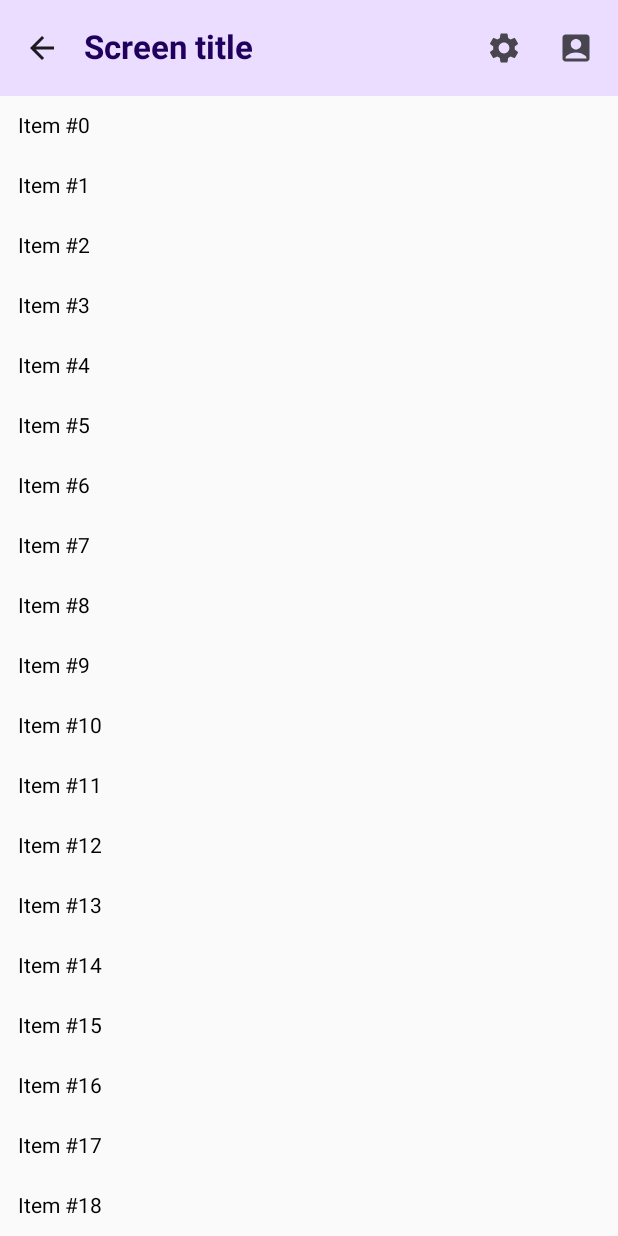
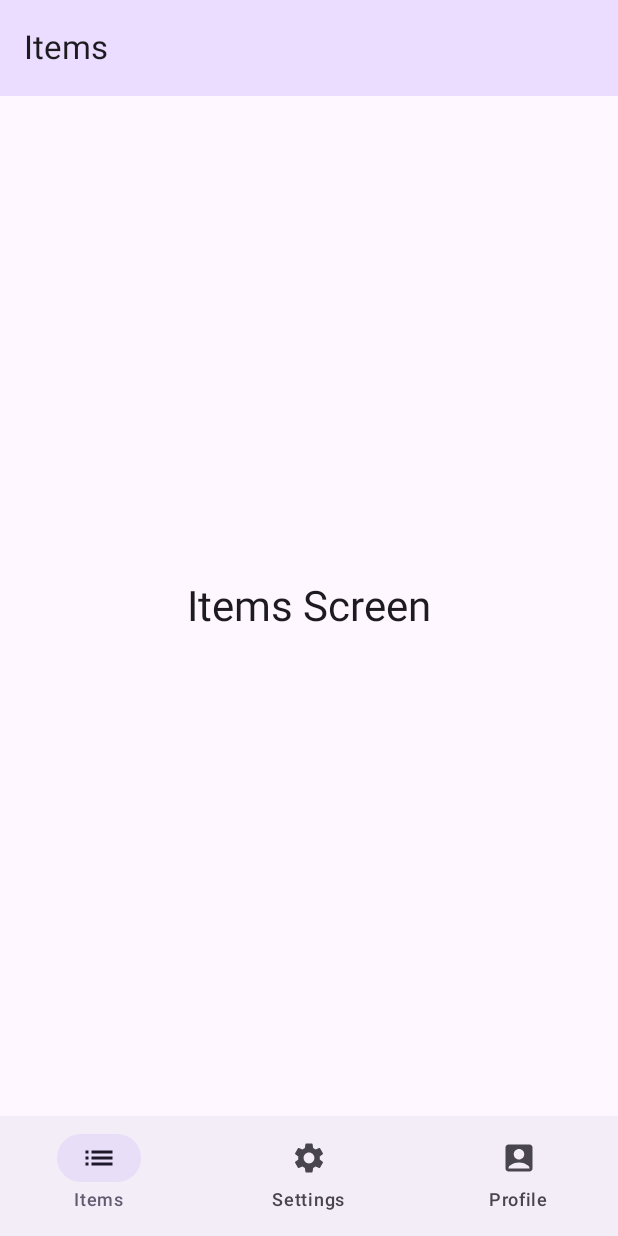
Before and after one commit to ValeraZPUA/ComposePractice, an Android app built with Jetpack Compose: the screen it shows after launch (ToolbarsActivity before the commit, BottomNavigationBarActivity after it), on a phone screen of 412 x 824 dp. Run offline under Robolectric (Android 15) with nearby library versions, the phone set to English and light mode, and no system bars.

Commit message:
bottom nav bar

```diff
--- a/app/src/main/AndroidManifest.xml
+++ b/app/src/main/AndroidManifest.xml
@@ -13,7 +13,7 @@
         android:theme="@style/Theme.ComposePractice"
         tools:targetApi="31">
         <activity
-            android:name=".ToolbarsActivity"
+            android:name=".BottomNavigationBarActivity"
             android:exported="true"
             android:label="@string/app_name"
             android:theme="@style/Theme.ComposePractice">
--- /dev/null
+++ b/app/src/main/java/com/example/composepractice/BottomNavigationBarActivity.kt
@@ -0,0 +1,160 @@
+@file:OptIn(ExperimentalMaterial3Api::class)
+
+package com.example.composepractice
+
+import android.os.Bundle
+import androidx.activity.ComponentActivity
+import androidx.activity.compose.setContent
+import androidx.activity.enableEdgeToEdge
+import androidx.compose.foundation.layout.Box
+import androidx.compose.foundation.layout.Column
+import androidx.compose.foundation.layout.fillMaxSize
+import androidx.compose.material.icons.Icons
+import androidx.compose.material.icons.filled.AccountBox
+import androidx.compose.material.icons.filled.List
+import androidx.compose.material.icons.filled.Person
+import androidx.compose.material.icons.filled.Settings
+import androidx.compose.material3.ExperimentalMaterial3Api
+import androidx.compose.material3.Icon
+import androidx.compose.material3.MaterialTheme
+import androidx.compose.material3.NavigationBar
+import androidx.compose.material3.NavigationBarItem
+import androidx.compose.material3.Surface
+import androidx.compose.material3.Text
+import androidx.compose.material3.TopAppBar
+import androidx.compose.material3.TopAppBarDefaults
+import androidx.compose.runtime.Composable
+import androidx.compose.runtime.getValue
+import androidx.compose.runtime.mutableStateOf
+import androidx.compose.runtime.remember
+import androidx.compose.runtime.setValue
+import androidx.compose.ui.Alignment
+import androidx.compose.ui.Modifier
+import androidx.compose.ui.graphics.vector.ImageVector
+import androidx.compose.ui.res.stringResource
+import androidx.compose.ui.tooling.preview.Preview
+import androidx.compose.ui.unit.dp
+import androidx.compose.ui.unit.sp
+
+enum class Tab(
+    val label: String,
+    val icon: ImageVector
+) {
+    Items("Items", Icons.Default.List),
+    Settings("Settings", Icons.Default.Settings),
+    Profile("Profile", Icons.Default.AccountBox)
+}
+
+class BottomNavigationBarActivity : ComponentActivity() {
+    override fun onCreate(savedInstanceState: Bundle?) {
+        super.onCreate(savedInstanceState)
+        setContent {
+            AppScreenBottomNavBar()
+        }
+    }
+}
+
+@Composable
+@Preview(showSystemUi = true)
+fun AppScreenBottomNavBar() {
+    var currentTab by remember {
+        mutableStateOf(Tab.Items)
+    }
+
+    Column(
+        modifier = Modifier
+            .fillMaxSize()
+    ) {
+
+        TopAppBar(
+            title = { Text(text = currentTab.label) },
+            colors = TopAppBarDefaults.topAppBarColors(
+                containerColor = MaterialTheme.colorScheme.primaryContainer
+            )
+        )
+
+        Surface(
+            color = MaterialTheme.colorScheme.background,
+            modifier = Modifier
+                .fillMaxSize()
+                .weight(1.0f)
+        ) {
+            TabScreen(tab = currentTab)
+        }
+
+        NavigationBar {
+            Tab.entries.forEach { tab ->
+                NavigationBarItem(
+                    selected = tab == currentTab,
+                    onClick = { currentTab = tab },
+                    icon = {
+                        Icon(
+                            imageVector = tab.icon,
+                            contentDescription = null
+                        )
+                    },
+                    label = {
+                        Text(text = tab.label)
+                    },
+//                enabled = false,
+//                alwaysShowLabel = false // to hide label for unselected buttons,
+                    /*colors = NavigationBarItemDefaults.colors(
+                        unselectedIconColor = Color.Blue,
+                        selectedIconColor = Color.Red,
+                        disabledIconColor = Color.Gray,
+                        unselectedTextColor = Color.Blue,
+                        selectedTextColor = Color.Red,
+                        disabledTextColor = Color.Gray,
+                        indicatorColor = Color.Yellow
+                    ),*/
+                )
+            }
+        }
+    }
+}
+
+@Composable
+fun ItemsScreen() {
+    Box(
+        contentAlignment = Alignment.Center
+    ) {
+        Text(
+            text = stringResource(R.string.items_screen),
+            fontSize = 28.sp
+        )
+    }
+}
+
+@Composable
+fun SettingsScreen() {
+    Box(
+        contentAlignment = Alignment.Center
+    ) {
+        Text(
+            text = "Settings Screen",
+            fontSize = 28.sp
+        )
+    }
+}
+
+@Composable
+fun ProfileScreen() {
+    Box(
+        contentAlignment = Alignment.Center
+    ) {
+        Text(
+            text = "Profile Screen",
+            fontSize = 28.sp
+        )
+    }
+}
+
+@Composable
+fun TabScreen(tab: Tab) {
+    when (tab) {
+        Tab.Items -> ItemsScreen()
+        Tab.Settings -> SettingsScreen()
+        Tab.Profile -> ProfileScreen()
+    }
+
+}
--- a/app/src/main/res/values/strings.xml
+++ b/app/src/main/res/values/strings.xml
@@ -8,4 +8,5 @@
     <string name="more_actions">More actions</string>
     <string name="add_new_item">Add new item</string>
     <string name="title_activity_toolbars">ToolbarsActivity</string>
+    <string name="items_screen">Items Screen</string>
 </resources>
```
